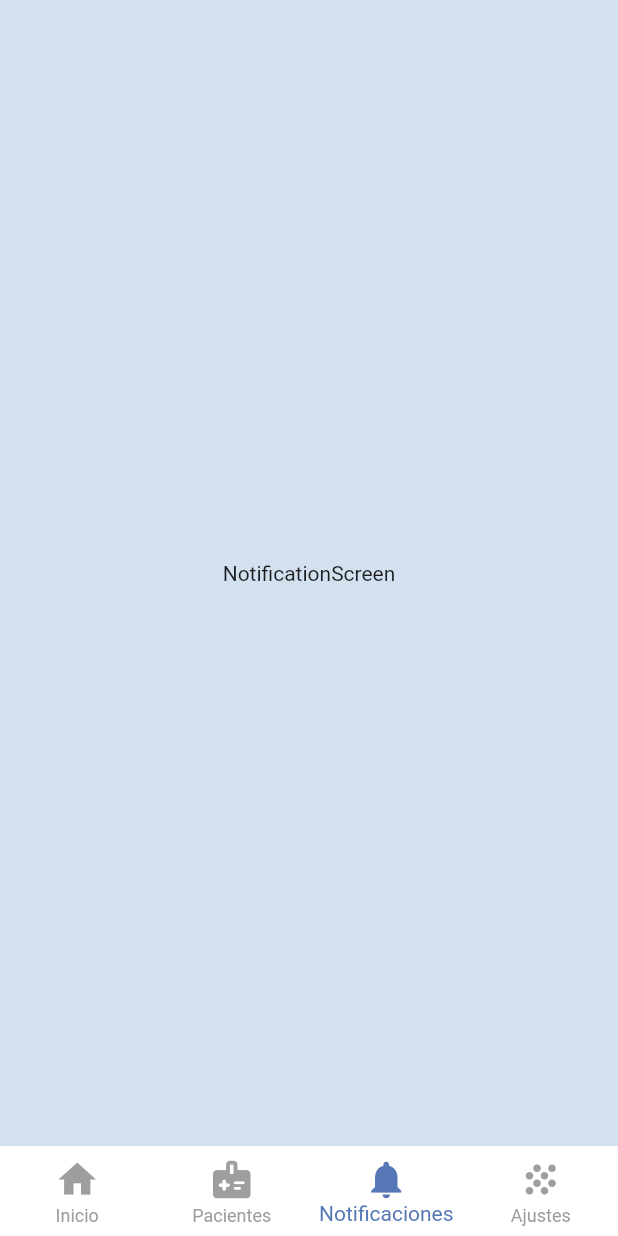
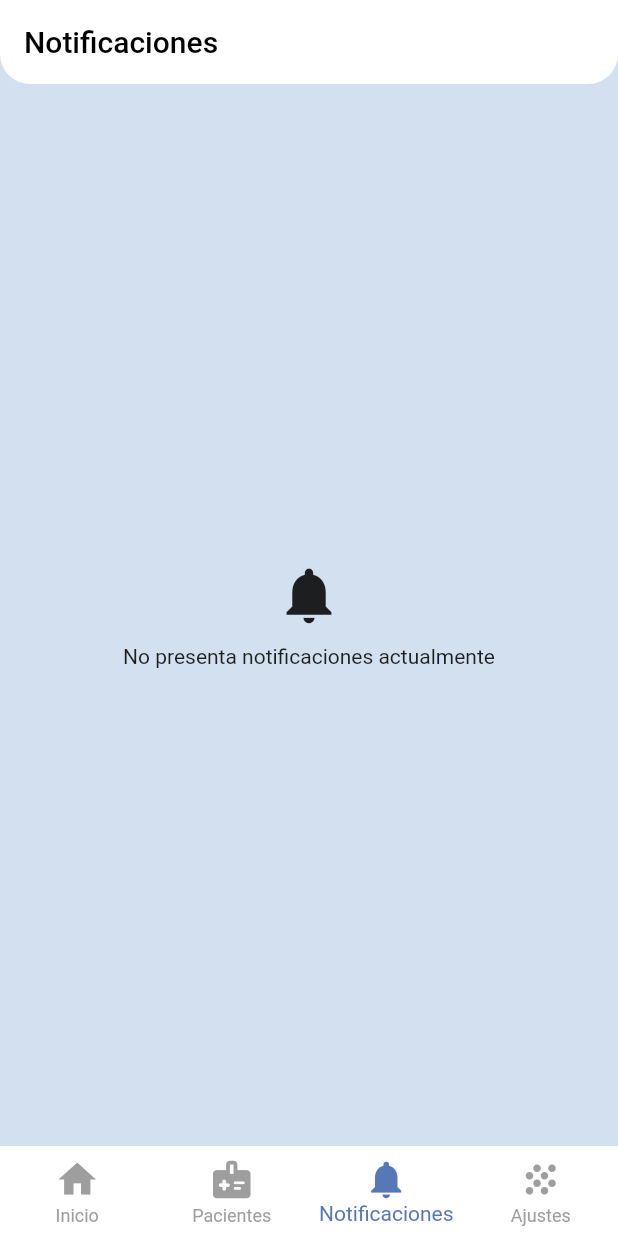
Before and after one commit to jeanmarko2703/HealthApp, a Flutter app: the screen it shows after launch, item 3 of the bottom bar chosen, on a phone screen of 412 x 824 dp. Run offline on Flutter 3.47's test engine with Material 2 defaults, Android fonts, the light colour scheme and no system bars; our stand-ins replace flutter_svg.

Commit message:
notification screen implementation

```diff
--- a/lib/screens/notification_screen.dart
+++ b/lib/screens/notification_screen.dart
@@ -5,9 +5,27 @@ class NotificationScreen extends StatelessWidget {
 
   @override
   Widget build(BuildContext context) {
-    return const Scaffold(
+    return Scaffold(
+      appBar: AppBar(
+        title: const Text(
+          'Notificaciones',
+          style: TextStyle(color: Colors.black),
+        ),
+      ),
       body: Center(
-        child: Text('NotificationScreen'),
+        child: Column(
+          mainAxisSize: MainAxisSize.min,
+          children: const [
+            Icon(
+              Icons.notifications,
+              size: 45,
+            ),
+            SizedBox(
+              height: 10,
+            ),
+            Text('No presenta notificaciones actualmente'),
+          ],
+        ),
       ),
     );
   }
--- a/lib/screens/patient_list_screen.dart
+++ b/lib/screens/patient_list_screen.dart
@@ -19,12 +19,7 @@ class PatientListScreen extends StatelessWidget {
           'Lista de pacientes',
           style: TextStyle(color: Colors.black),
         ),
-        elevation: 0,
-        shape: const RoundedRectangleBorder(
-          borderRadius: BorderRadius.vertical(
-            bottom: Radius.circular(20),
-          ),
-        ),
+
         actions: [
           GestureDetector(
             onTap: () =>
--- a/lib/theme/app_theme.dart
+++ b/lib/theme/app_theme.dart
@@ -9,7 +9,15 @@ class AppTheme {
 
   static final ThemeData lightTheme = ThemeData.light().copyWith(
       scaffoldBackgroundColor: primary,
-      appBarTheme: const AppBarTheme(color: Colors.white)
+      appBarTheme: const AppBarTheme(
+        color: Colors.white,
+        elevation: 0,
+        shape: RoundedRectangleBorder(
+          borderRadius: BorderRadius.vertical(
+            bottom: Radius.circular(20),
+          ),
+        ),
+      )
       //color primario
       );
 }
```
